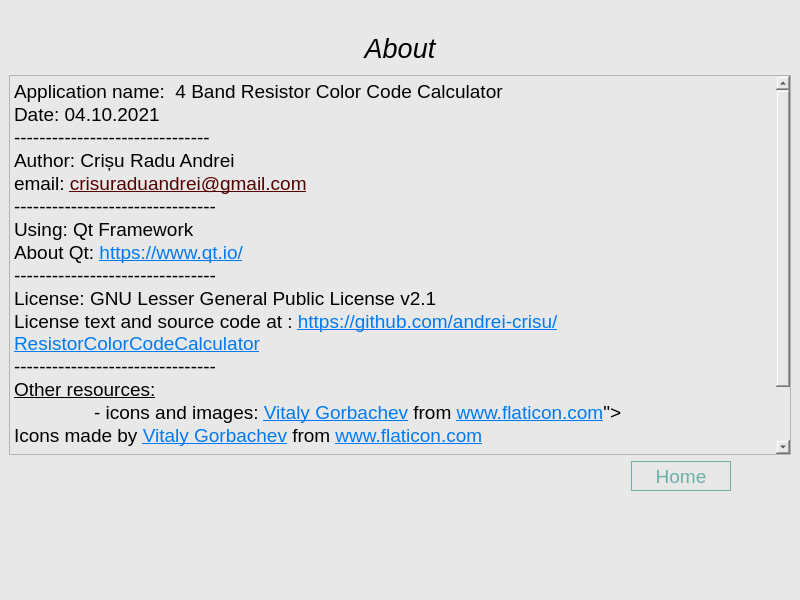
Above: ResistorColorCodeCalculator_GUI/mainwindow.ui from andrei-crisu/ResistorColorCodeCalculator before the change. Below: the same form after it.
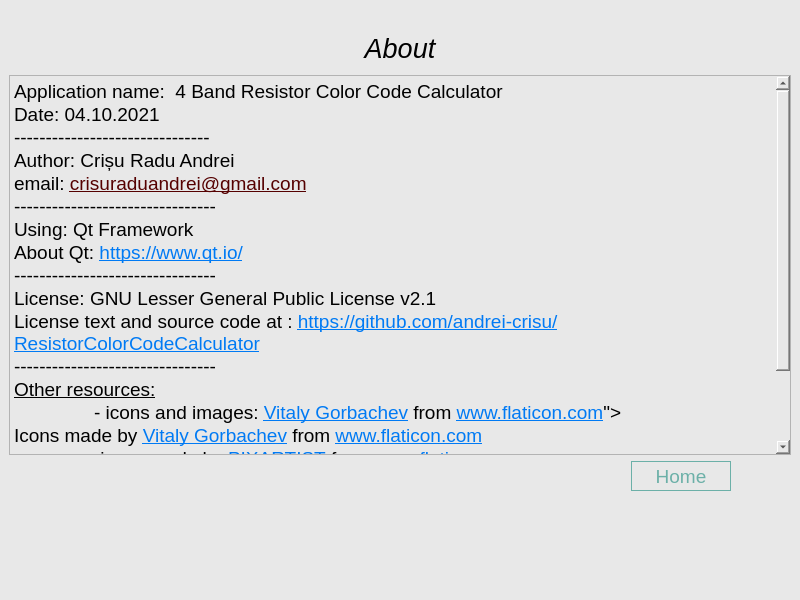
That is the form after the change. The open tabs and pages were chosen to show the change. Icons and pictures are not drawn.

The edit to the form file:
```diff
--- a/ResistorColorCodeCalculator_GUI/mainwindow.ui
+++ b/ResistorColorCodeCalculator_GUI/mainwindow.ui
@@ -1325,6 +1325,9 @@
         </item>
         <item>
          <widget class="QTextEdit" name="textEdit">
+          <property name="readOnly">
+           <bool>true</bool>
+          </property>
           <property name="html">
            <string>&lt;!DOCTYPE HTML PUBLIC &quot;-//W3C//DTD HTML 4.0//EN&quot; &quot;http://www.w3.org/TR/REC-html40/strict.dtd&quot;&gt;
 &lt;html&gt;&lt;head&gt;&lt;meta name=&quot;qrichtext&quot; content=&quot;1&quot; /&gt;&lt;style type=&quot;text/css&quot;&gt;
@@ -1345,9 +1348,11 @@
 &lt;p style=&quot; margin-top:0px; margin-bottom:0px; margin-left:0px; margin-right:0px; -qt-block-indent:0; text-indent:0px;&quot;&gt;&lt;span style=&quot; font-size:14pt; text-decoration: underline;&quot;&gt;Other resources:&lt;/span&gt;&lt;/p&gt;
 &lt;p style=&quot; margin-top:0px; margin-bottom:0px; margin-left:0px; margin-right:0px; -qt-block-indent:0; text-indent:0px;&quot;&gt;&lt;span style=&quot; font-size:14pt;&quot;&gt;	- icons and images: &lt;/span&gt;&lt;a href=&quot;&amp;lt;div&amp;gt;Icons made by &amp;lt;a href=&quot;&gt;&lt;span style=&quot; font-size:14pt; text-decoration: underline; color:#007af4;&quot;&gt;Vitaly Gorbachev&lt;/span&gt;&lt;/a&gt;&lt;span style=&quot; font-size:14pt;&quot;&gt; from &lt;/span&gt;&lt;a href=&quot;https://www.flaticon.com/&quot;&gt;&lt;span style=&quot; font-size:14pt; text-decoration: underline; color:#007af4;&quot;&gt;www.flaticon.com&lt;/span&gt;&lt;/a&gt;&lt;span style=&quot; font-size:14pt;&quot;&gt;&amp;quot;&amp;gt;&lt;/span&gt;&lt;/p&gt;
 &lt;p style=&quot; margin-top:0px; margin-bottom:0px; margin-left:0px; margin-right:0px; -qt-block-indent:0; text-indent:0px;&quot;&gt;&lt;span style=&quot; font-size:14pt;&quot;&gt;Icons made by &lt;/span&gt;&lt;a href=&quot;https://www.flaticon.com/authors/vitaly-gorbachev&quot;&gt;&lt;span style=&quot; font-size:14pt; text-decoration: underline; color:#007af4;&quot;&gt;Vitaly Gorbachev&lt;/span&gt;&lt;/a&gt;&lt;span style=&quot; font-size:14pt;&quot;&gt; from &lt;/span&gt;&lt;a href=&quot;https://www.flaticon.com/&quot;&gt;&lt;span style=&quot; font-size:14pt; text-decoration: underline; color:#007af4;&quot;&gt;www.flaticon.com&lt;/span&gt;&lt;/a&gt;&lt;/p&gt;
-&lt;p style=&quot;-qt-paragraph-type:empty; margin-top:0px; margin-bottom:0px; margin-left:0px; margin-right:0px; -qt-block-indent:0; text-indent:0px; font-size:14pt;&quot;&gt;&lt;br /&gt;&lt;/p&gt;
+&lt;p style=&quot; margin-top:0px; margin-bottom:0px; margin-left:0px; margin-right:0px; -qt-block-indent:0; text-indent:0px;&quot;&gt;&lt;a href=&quot;https://www.flaticon.com/&quot;&gt;&lt;span style=&quot; font-size:14pt; text-decoration: underline; color:#007af4;&quot;&gt;	&lt;/span&gt;&lt;/a&gt;&lt;span style=&quot; font-size:14pt;&quot;&gt;-icons made by &lt;/span&gt;&lt;a href=&quot;https://www.flaticon.com/authors/pixartist&quot;&gt;&lt;span style=&quot; font-size:14pt; text-decoration: underline; color:#007af4;&quot;&gt;PIXARTIST&lt;/span&gt;&lt;/a&gt;&lt;span style=&quot; font-size:14pt;&quot;&gt; from &lt;/span&gt;&lt;a href=&quot;https://www.flaticon.com/&quot;&gt;&lt;span style=&quot; font-size:14pt; text-decoration: underline; color:#007af4;&quot;&gt;www.flaticon.com&lt;/span&gt;&lt;/a&gt;&lt;/p&gt;
 &lt;p style=&quot; margin-top:0px; margin-bottom:0px; margin-left:0px; margin-right:0px; -qt-block-indent:0; text-indent:0px;&quot;&gt;&lt;span style=&quot; font-size:14pt;&quot;&gt;	-information about resistor color code: &lt;/span&gt;&lt;a href=&quot;https://www.digikey.ro/&quot;&gt;&lt;span style=&quot; font-size:14pt; text-decoration: underline; color:#007af4;&quot;&gt;https://www.digikey.ro/&lt;/span&gt;&lt;/a&gt;&lt;/p&gt;
-&lt;p style=&quot; margin-top:0px; margin-bottom:0px; margin-left:0px; margin-right:0px; -qt-block-indent:0; text-indent:0px;&quot;&gt;&lt;span style=&quot; font-size:14pt;&quot;&gt;--------------------------------&lt;/span&gt;&lt;/p&gt;&lt;/body&gt;&lt;/html&gt;</string>
+&lt;p style=&quot; margin-top:0px; margin-bottom:0px; margin-left:0px; margin-right:0px; -qt-block-indent:0; text-indent:0px;&quot;&gt;&lt;span style=&quot; font-size:14pt;&quot;&gt;--------------------------------&lt;/span&gt;&lt;/p&gt;
+&lt;p style=&quot;-qt-paragraph-type:empty; margin-top:0px; margin-bottom:0px; margin-left:0px; margin-right:0px; -qt-block-indent:0; text-indent:0px;&quot;&gt;&lt;br /&gt;&lt;/p&gt;
+&lt;p style=&quot;-qt-paragraph-type:empty; margin-top:0px; margin-bottom:0px; margin-left:0px; margin-right:0px; -qt-block-indent:0; text-indent:0px; font-size:8pt;&quot;&gt;&lt;br /&gt;&lt;/p&gt;&lt;/body&gt;&lt;/html&gt;</string>
           </property>
          </widget>
         </item>
```
